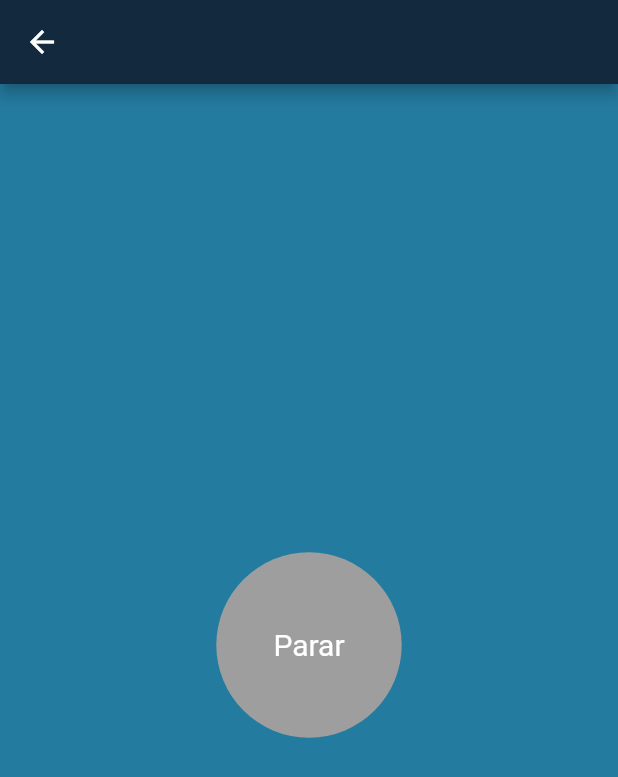
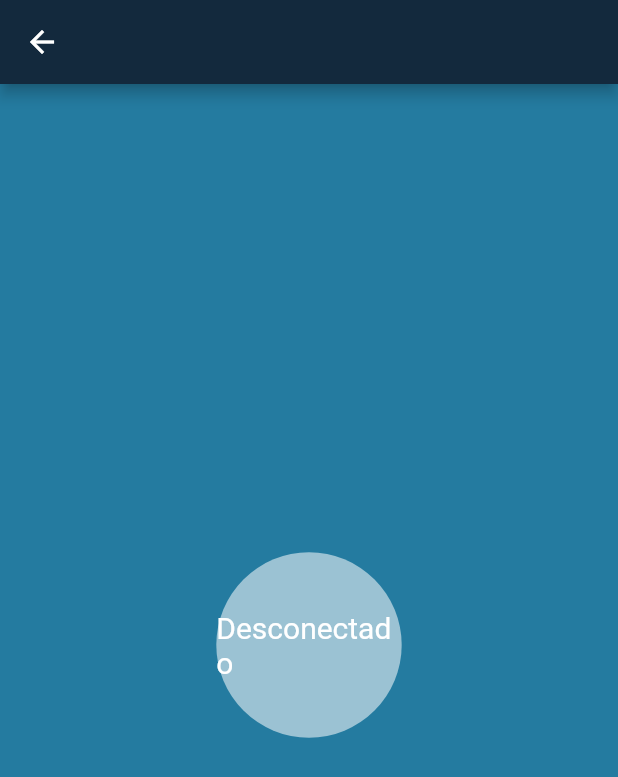
Before and after one commit to arthurlspolti/sinalverde1, a Flutter app: the SecondPage screen opened directly, on a phone screen of 412 x 824 dp. Shown: the top 777 px of the screen. Run offline on Flutter 3.47's test engine with Material 2 defaults, Android fonts, the light colour scheme and no system bars; our stand-ins replace audioplayers; missing offline and left inert: wifi_iot; network calls fail; Roboto replaces fonts that are missing (verdana).

Commit message:
sinal piscando

```diff
--- a/lib/screens/second_page.dart
+++ b/lib/screens/second_page.dart
@@ -11,7 +11,7 @@ class SecondPage extends StatefulWidget {
 
 class _SecondPageState extends State<SecondPage> {
   String websiteData = "No data";
-  Color _circleColor = Colors.grey;
+  Color _circleColor = Colors.white54;
   AudioPlayer _audioPlayer = AudioPlayer();
   Timer? _timer;
 
@@ -50,6 +50,10 @@ class _SecondPageState extends State<SecondPage> {
               _circleColor = Colors.red;
               _playAudio('sinalvermelho.mp3');
               // Execute actions for 'Sinal Vermelho'
+            }
+            if (websiteData == 'Sinal Piscando') {
+              _circleColor = Colors.grey;
+              _playAudio('espera.mp3');
             }
             _audioPlayed = true; // Áudio tocado
           }
@@ -125,7 +129,7 @@ class _SecondPageState extends State<SecondPage> {
                 ),
                 child: Center(
                   child: Text(
-                    _circleColor == Colors.green ? 'Avançar' : 'Parar',
+                    _circleColor == Colors.green ? 'Avançar' : _circleColor == Colors.red ? 'Parar' : _circleColor == Colors.grey ? 'Piscando' : 'Desconectado',
                     style: TextStyle(
                       fontSize: 20,
                       color: Colors.white,
```
